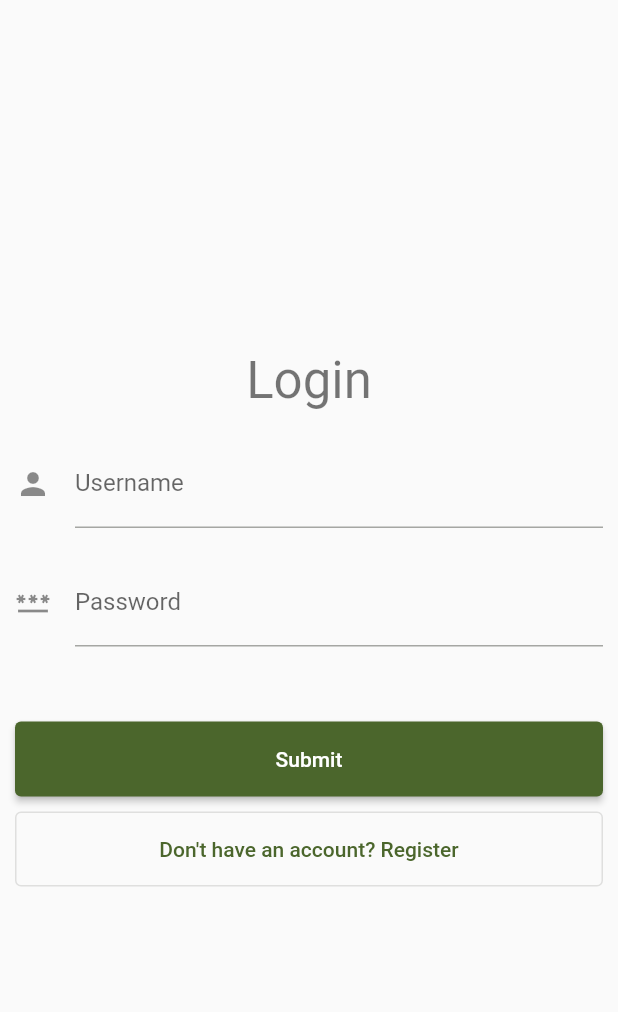
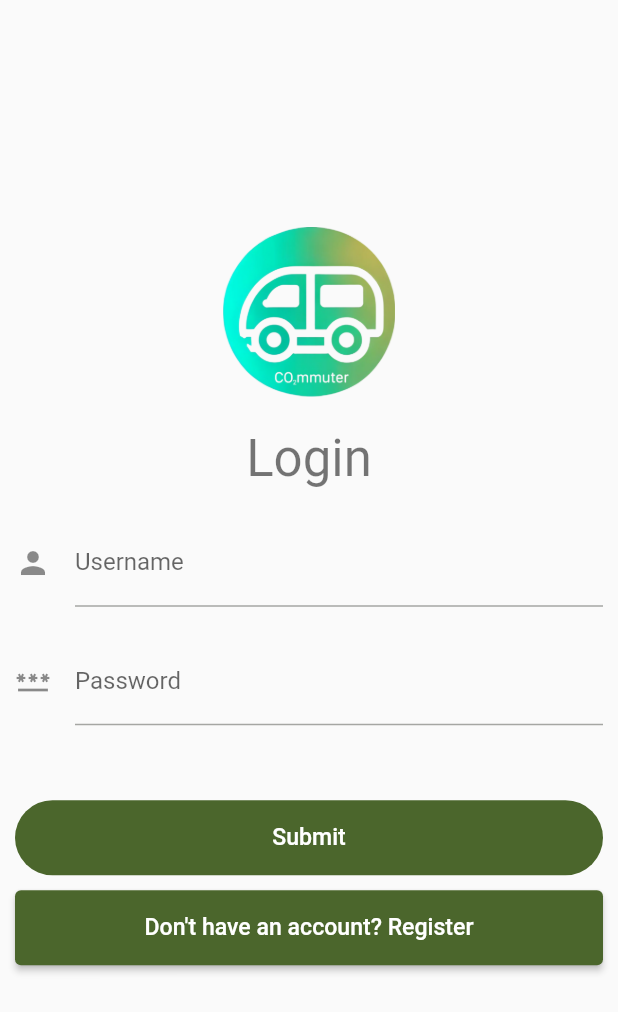
Before and after one commit to PNA-Tech/commuter, a Flutter app: the screen it shows after launch, on a phone screen of 412 x 824 dp. Shown: the top 1012 px of the screen. Run offline on Flutter 3.47's test engine with Material 2 defaults, Android fonts, the phone set to English and light mode, and no system bars; our stand-ins replace flutter_map, latlong2, location, pocketbase, shared_preferences.

Commit message:
added logo, restyled buttons

```diff
--- a/lib/activity_view.dart
+++ b/lib/activity_view.dart
@@ -147,7 +147,7 @@ class _ActivityViewPageState extends State<ActivityViewPage> {
         mainAxisAlignment: MainAxisAlignment.start,
         children: [
           SizedBox(
-            height: MediaQuery.of(context).size.height / 2.5,
+            height: MediaQuery.of(context).size.height / 2,
             child: FlutterMap(
               options: MapOptions(
                 bounds: mapData.bounds,
--- a/lib/auth.dart
+++ b/lib/auth.dart
@@ -92,7 +92,7 @@ class _AuthState extends State<Auth> {
   Widget build(BuildContext context) {
     return Scaffold(
       body: Padding(
-        padding: const EdgeInsets.all(10.0),
+        padding: const EdgeInsets.only(left: 10, right: 10, bottom: 30),
         child: Center(
           child: Form(
             key: _formKey,
@@ -100,6 +100,14 @@ class _AuthState extends State<Auth> {
               mainAxisAlignment: MainAxisAlignment.center,
               crossAxisAlignment: CrossAxisAlignment.center,
               children: <Widget>[
+                Image.asset(
+                  'assets/logo-nobg.png',
+                  width: 115,
+                  height: 115,
+                ),
+                const SizedBox(
+                  height: 20,
+                ),
                 Text(
                   register ? "Register" : "Login",
                   style: Theme.of(context).textTheme.headlineMedium,
@@ -149,15 +157,21 @@ class _AuthState extends State<Auth> {
                   validator: (v) => passwordError,
                 ),
                 const SizedBox(height: 50),
-                ElevatedButton(
+                FilledButton(
                   onPressed: loading ? null : auth,
                   style: ElevatedButton.styleFrom(
                     minimumSize: const Size.fromHeight(50),
                   ),
-                  child: const Text("Submit"),
+                  child: const Text(
+                    "Submit",
+                    style: TextStyle(
+                      fontSize: 15.4,
+                      fontWeight: FontWeight.w500,
+                    ),
+                  ),
                 ),
                 const SizedBox(height: 10),
-                OutlinedButton(
+                ElevatedButton(
                   onPressed: () {
                     setState(() {
                       register = !register;
@@ -166,9 +180,13 @@ class _AuthState extends State<Auth> {
                   style: ElevatedButton.styleFrom(
                     minimumSize: const Size.fromHeight(50),
                   ),
-                  child: Text(register
-                      ? "Already have an account? Login"
-                      : "Don't have an account? Register"),
+                  child: Text(
+                    register
+                        ? "Already have an account? Login"
+                        : "Don't have an account? Register",
+                    style: const TextStyle(
+                        fontSize: 15.4, fontWeight: FontWeight.w500),
+                  ),
                 )
               ],
             ),
--- a/pubspec.yaml
+++ b/pubspec.yaml
@@ -71,6 +71,7 @@ flutter:
   # To add assets to your application, add an assets section, like this:
   assets:
     - assets/logo.png
+    - assets/logo-nobg.png
 
   # An image asset can refer to one or more resolution-specific "variants", see
   # https://flutter.dev/assets-and-images/#resolution-aware
```
Also changed, not shown: assets/logo-nobg.png (added).
